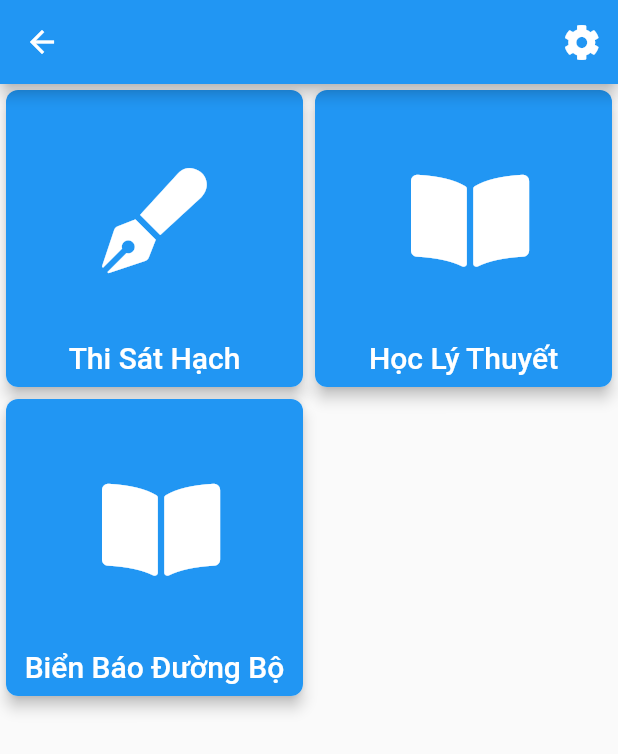
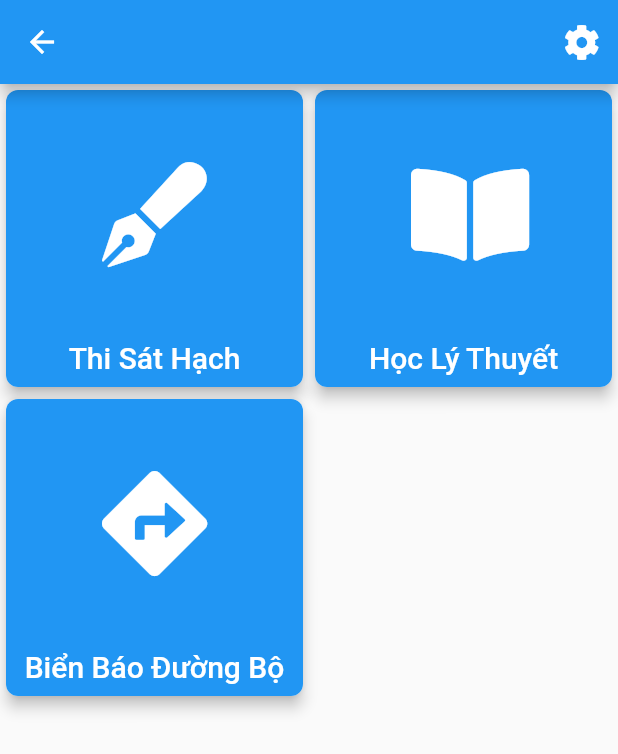
Before and after one commit to skyphantomhz/driverlicense, a Flutter app: the HomePage screen opened by its route, on a phone screen of 412 x 824 dp. Shown: the top 754 px of the screen. Run offline on Flutter 3.47's test engine with Material 2 defaults, Android fonts, the phone set to English and light mode, and no system bars; our stand-ins replace firebase_analytics, firebase_crashlytics, font_awesome_flutter, get_it, rxdart, shared_preferences and 1 more; missing offline and left inert: bloc_provider, firebase_admob; accounts and stored records are empty; statements that could not run were skipped.

Commit message:
Prepare release 4

```diff
--- a/lib/main.dart
+++ b/lib/main.dart
@@ -4,13 +4,13 @@ import 'dart:io';
 import 'package:drives_licence/ui/global.dart';
 import 'package:drives_licence/ui/homepage/home_page.dart';
 import 'package:drives_licence/ui/learnpage/learn_page.dart';
+import 'package:drives_licence/ui/learnpage/questionpage/question_page.dart';
 import 'package:drives_licence/ui/learnpage/tippage/tip_provider.dart';
 import 'package:drives_licence/ui/licensespage/license_page.dart';
 import 'package:drives_licence/ui/previewpage/preview_page.dart';
-import 'package:drives_licence/ui/questionpage/question_page.dart';
 import 'package:drives_licence/ui/signpage/sign_page.dart';
 import 'package:drives_licence/ui/splashscreen/splashpage.dart';
-import 'package:drives_licence/ui/testgenerator/test_generator_page.dart';
+import 'package:drives_licence/ui/learnpage/testgenerator/test_generator_page.dart';
 import 'package:firebase_admob/firebase_admob.dart';
 import 'package:firebase_analytics/firebase_analytics.dart';
 import 'package:firebase_analytics/observer.dart';
--- a/lib/ui/global.dart
+++ b/lib/ui/global.dart
@@ -10,6 +10,7 @@ class RouteName{
   static final LEARN = "/learn";
   static final TIP = "/tips";
   static final SIGN = "/sign";
+  static final TAPLO = "/taplo";
 }
 
 class PreferrenceKey{
--- a/lib/ui/homepage/home_page.dart
+++ b/lib/ui/homepage/home_page.dart
@@ -61,7 +61,7 @@ class _HomePageState extends State<HomePage> {
               _buildItem("Học Lý Thuyết", FontAwesomeIcons.bookOpen, () {
                 Navigator.of(context).pushNamed(RouteName.LEARN);
               }),
-              _buildItem("Biển Báo Đường Bộ", FontAwesomeIcons.bookOpen, () {
+              _buildItem("Biển Báo Đường Bộ", FontAwesomeIcons.directions, () {
                 Navigator.of(context).pushNamed(RouteName.SIGN);
               }),
             ]),
@@ -77,7 +77,6 @@ class _HomePageState extends State<HomePage> {
         elevation: 4,
         clipBehavior: Clip.antiAlias,
         child: Container(
-          padding: EdgeInsets.all(8),
           decoration: BoxDecoration(color: Colors.blue),
           child: Column(
               crossAxisAlignment: CrossAxisAlignment.center,
@@ -91,11 +90,15 @@ class _HomePageState extends State<HomePage> {
                     ),
                   ),
                 ),
-                Text(title,
-                    style: Theme.of(context)
-                        .textTheme
-                        .title
-                        .copyWith(color: Colors.white))
+                Container(
+                  padding: EdgeInsets.only(bottom: 8),
+                  child: Text(title,
+                  textAlign: TextAlign.center,
+                      style: Theme.of(context)
+                          .textTheme
+                          .title
+                          .copyWith(color: Colors.white)),
+                )
               ]),
         ),
       ),
--- a/lib/ui/questionpage/question_bloc.dart
+++ b/lib/ui/learnpage/questionpage/question_bloc.dart
@@ -3,7 +3,7 @@ import 'dart:convert';
 
 import 'package:drives_licence/model/zlicense.dart';
 import 'package:drives_licence/ui/global.dart';
-import 'package:drives_licence/ui/questionpage/viewstate.dart';
+import 'package:drives_licence/ui/learnpage/questionpage/viewstate.dart';
 import 'package:drives_licence/util/time_util.dart';
 import 'package:get_it/get_it.dart';
 import 'package:rxdart/rxdart.dart';
--- a/lib/ui/questionpage/question_page.dart
+++ b/lib/ui/learnpage/questionpage/question_page.dart
@@ -1,9 +1,9 @@
 import 'package:drives_licence/model/zquestion.dart';
 import 'package:drives_licence/ui/global.dart';
 import 'package:drives_licence/ui/previewpage/preview_page.dart';
-import 'package:drives_licence/ui/questionpage/question/question.dart';
-import 'package:drives_licence/ui/questionpage/question_bloc.dart';
-import 'package:drives_licence/ui/questionpage/viewstate.dart';
+import 'package:drives_licence/ui/learnpage/questionpage/question/question.dart';
+import 'package:drives_licence/ui/learnpage/questionpage/question_bloc.dart';
+import 'package:drives_licence/ui/learnpage/questionpage/viewstate.dart';
 import 'package:flutter/material.dart';
 import 'package:font_awesome_flutter/font_awesome_flutter.dart';
 
--- a/lib/ui/testgenerator/test_generator_page.dart
+++ b/lib/ui/learnpage/testgenerator/test_generator_page.dart
@@ -1,6 +1,6 @@
 import 'package:drives_licence/model/zhistory.dart';
 import 'package:drives_licence/ui/global.dart';
-import 'package:drives_licence/ui/testgenerator/test_generator_bloc.dart';
+import 'package:drives_licence/ui/learnpage/testgenerator/test_generator_bloc.dart';
 import 'package:drives_licence/util/time_util.dart';
 import 'package:flutter/material.dart';
 import 'package:font_awesome_flutter/font_awesome_flutter.dart';
--- a/lib/ui/previewpage/preview_page.dart
+++ b/lib/ui/previewpage/preview_page.dart
@@ -1,6 +1,6 @@
 import 'package:drives_licence/model/zquestion.dart';
 import 'package:drives_licence/ui/previewpage/preview_bloc.dart';
-import 'package:drives_licence/ui/questionpage/question/question.dart';
+import 'package:drives_licence/ui/learnpage/questionpage/question/question.dart';
 import 'package:flutter/material.dart';
 import 'package:font_awesome_flutter/font_awesome_flutter.dart';
 
--- a/pubspec.yaml
+++ b/pubspec.yaml
@@ -11,7 +11,7 @@ description: A new Flutter project.
 # In iOS, build-name is used as CFBundleShortVersionString while build-number used as CFBundleVersion.
 # Read more about iOS versioning at
 # https://developer.apple.com/library/archive/documentation/General/Reference/InfoPlistKeyReference/Articles/CoreFoundationKeys.html
-version: 1.0.0+3
+version: 1.0.0+4
 
 environment:
   sdk: ">=2.1.0 <3.0.0"
```
Also changed, not shown: lib/ui/learnpage/questionpage/question/question.dart (renamed from lib/ui/questionpage/question/question.dart), lib/ui/learnpage/questionpage/viewstate.dart (renamed from lib/ui/questionpage/viewstate.dart), lib/ui/learnpage/testgenerator/test_generator_bloc.dart (renamed from lib/ui/testgenerator/test_generator_bloc.dart).
